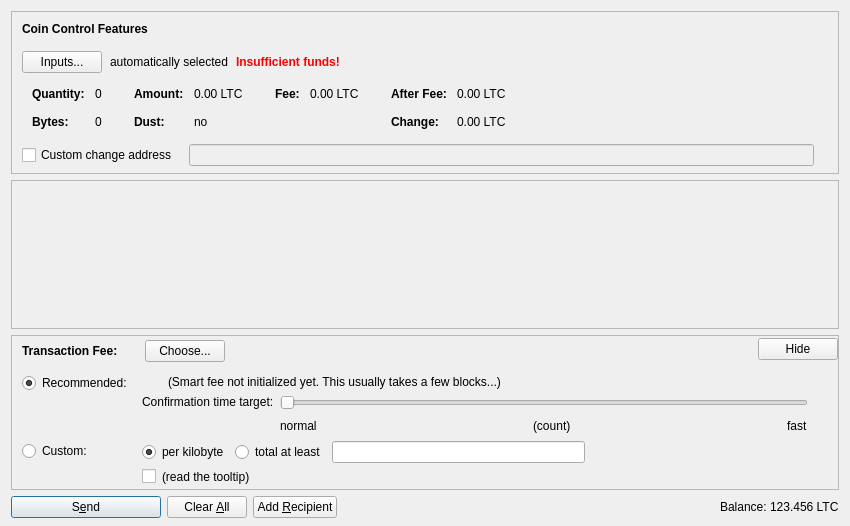
This is src/qt/forms/sendcoinsdialog.ui in ventas-project/ventas as Qt 5 draws it before an edit. The edited form follows.
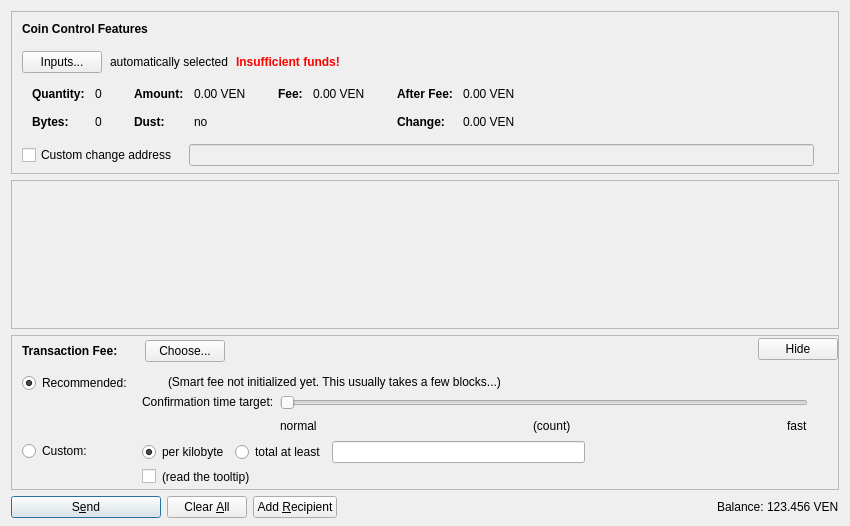
This is the edited form. Icons and pictures are not drawn. Custom widgets are drawn as their Qt base class.

Patch:
```diff
--- a/src/qt/forms/sendcoinsdialog.ui
+++ b/src/qt/forms/sendcoinsdialog.ui
@@ -324,7 +324,7 @@
                   <enum>Qt::ActionsContextMenu</enum>
                  </property>
                  <property name="text">
-                  <string notr="true">0.00 LTC</string>
+                  <string notr="true">0.00 VEN</string>
                  </property>
                  <property name="textInteractionFlags">
                   <set>Qt::LinksAccessibleByMouse|Qt::TextSelectableByKeyboard|Qt::TextSelectableByMouse</set>
@@ -404,7 +404,7 @@
                   <enum>Qt::ActionsContextMenu</enum>
                  </property>
                  <property name="text">
-                  <string notr="true">0.00 LTC</string>
+                  <string notr="true">0.00 VEN</string>
                  </property>
                  <property name="textInteractionFlags">
                   <set>Qt::LinksAccessibleByMouse|Qt::TextSelectableByKeyboard|Qt::TextSelectableByMouse</set>
@@ -455,7 +455,7 @@
                   <enum>Qt::ActionsContextMenu</enum>
                  </property>
                  <property name="text">
-                  <string notr="true">0.00 LTC</string>
+                  <string notr="true">0.00 VEN</string>
                  </property>
                  <property name="textInteractionFlags">
                   <set>Qt::LinksAccessibleByMouse|Qt::TextSelectableByKeyboard|Qt::TextSelectableByMouse</set>
@@ -484,7 +484,7 @@
                   <enum>Qt::ActionsContextMenu</enum>
                  </property>
                  <property name="text">
-                  <string notr="true">0.00 LTC</string>
+                  <string notr="true">0.00 VEN</string>
                  </property>
                  <property name="textInteractionFlags">
                   <set>Qt::LinksAccessibleByMouse|Qt::TextSelectableByKeyboard|Qt::TextSelectableByMouse</set>
@@ -1290,7 +1290,7 @@
           <cursorShape>IBeamCursor</cursorShape>
          </property>
          <property name="text">
-          <string notr="true">123.456 LTC</string>
+          <string notr="true">123.456 VEN</string>
          </property>
          <property name="textInteractionFlags">
           <set>Qt::LinksAccessibleByMouse|Qt::TextSelectableByKeyboard|Qt::TextSelectableByMouse</set>
```
